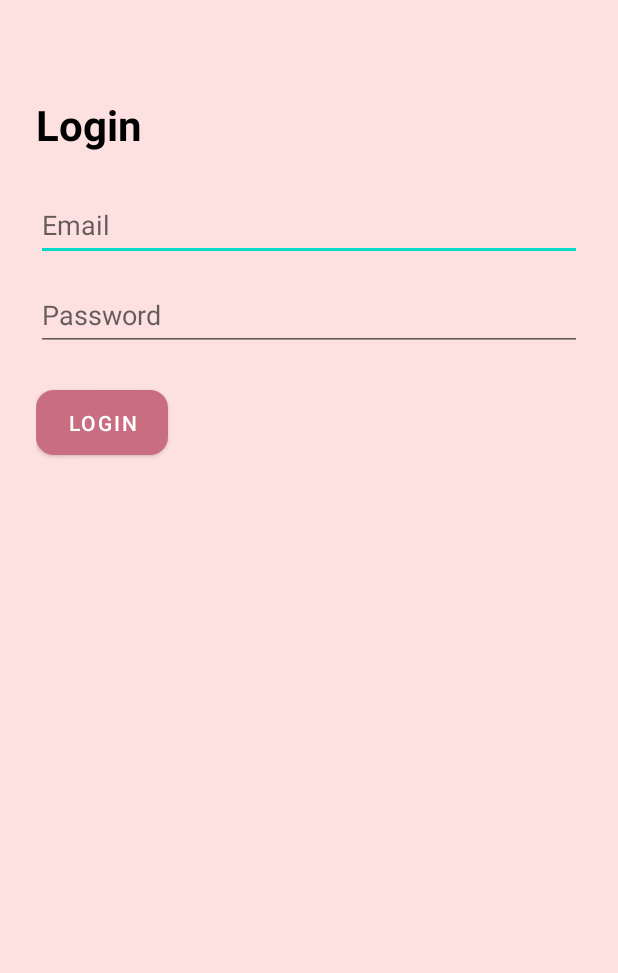
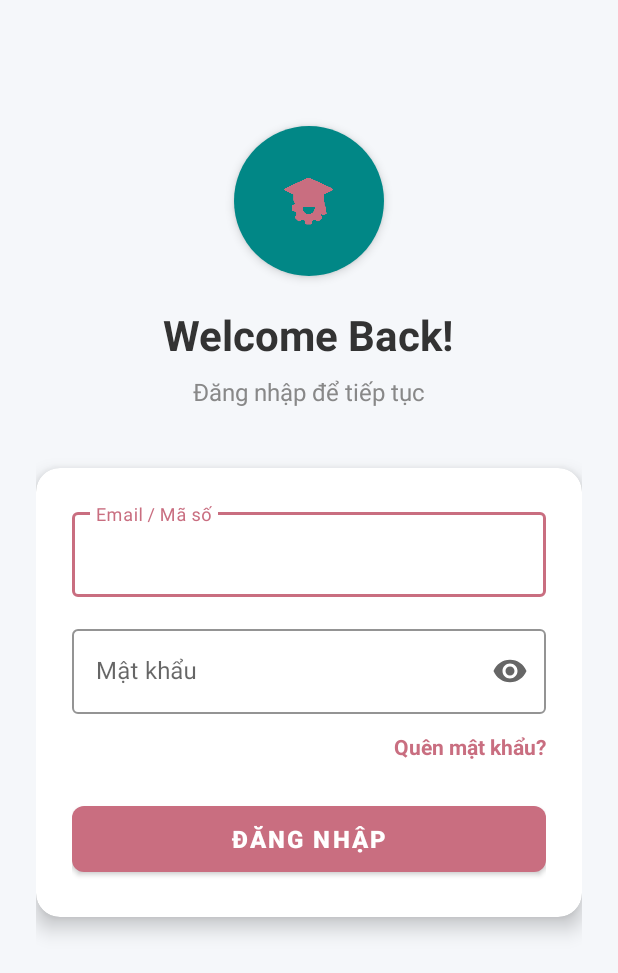
Before and after one commit to pnquy/App, an Android app built with Jetpack Compose: the LoginActivity screen opened directly, with no data from a screen before it, on a phone screen of 412 x 824 dp. Shown: the top 973 px of the screen. Run offline under Robolectric (Android 15) with nearby library versions, the phone set to English and light mode, and no system bars; our stand-ins replace CircleImageView, Room's generated code.

Commit message:
Update login and forgot password

```diff
--- a/app/src/main/AndroidManifest.xml
+++ b/app/src/main/AndroidManifest.xml
@@ -29,6 +29,7 @@
         <activity android:name=".AddAssignmentActivity" />
         <activity android:name=".AddLectureActivity" />
         <activity android:name=".LoginActivity" />
+        <activity android:name=".ForgotPasswordActivity" />
         <activity android:name=".HomeActivity" />
         <activity android:name=".AssignmentActivity" />
         <activity android:name=".BaseActivity" />
--- a/app/src/main/res/layout/activity_login.xml
+++ b/app/src/main/res/layout/activity_login.xml
@@ -1,49 +1,117 @@
 <?xml version="1.0" encoding="utf-8"?>
 <ScrollView xmlns:android="http://schemas.android.com/apk/res/android"
+    xmlns:app="http://schemas.android.com/apk/res-auto"
+    xmlns:tools="http://schemas.android.com/tools"
     android:layout_width="match_parent"
     android:layout_height="match_parent"
-        android:padding="24dp"
-        android:background="#fde0e0">
+    android:background="#F5F7FA"
+    android:fillViewport="true">
 
     <LinearLayout
         android:layout_width="match_parent"
         android:layout_height="wrap_content"
-            android:orientation="vertical">
+        android:orientation="vertical"
+        android:gravity="center_horizontal"
+        android:padding="24dp">
+
+        <Space
+            android:layout_width="match_parent"
+            android:layout_height="60dp" />
+
+        <ImageView
+            android:layout_width="100dp"
+            android:layout_height="100dp"
+            android:src="@drawable/logo_new"
+            app:tint="#c96e80"
+            android:background="@drawable/bg_circle"
+            android:padding="20dp"
+            android:elevation="4dp"
+            android:layout_marginBottom="20dp"/>
+        <TextView
+            android:layout_width="wrap_content"
+            android:layout_height="wrap_content"
+            android:text="Welcome Back!"
+            android:textSize="28sp"
+            android:textStyle="bold"
+            android:textColor="#333333"
+            android:layout_marginBottom="8dp"/>
 
         <TextView
             android:layout_width="wrap_content"
             android:layout_height="wrap_content"
-                android:text="Login"
-                android:textSize="28sp"
-                android:textStyle="bold"
-                android:layout_marginTop="40dp"/>
+            android:text="Đăng nhập để tiếp tục"
+            android:textSize="16sp"
+            android:textColor="#888888"
+            android:layout_marginBottom="40dp"/>
 
-            <EditText
+        <androidx.cardview.widget.CardView
+            android:layout_width="match_parent"
+            android:layout_height="wrap_content"
+            app:cardCornerRadius="16dp"
+            app:cardElevation="8dp"
+            app:cardBackgroundColor="#FFFFFF">
+
+            <LinearLayout
+                android:layout_width="match_parent"
+                android:layout_height="wrap_content"
+                android:orientation="vertical"
+                android:padding="24dp">
+
+                <com.google.android.material.textfield.TextInputLayout
+                    android:layout_width="match_parent"
+                    android:layout_height="wrap_content"
+                    android:hint="Email / Mã số"
+                    app:startIconTint="#c96e80"
+                    app:boxStrokeColor="#c96e80"
+                    app:hintTextColor="#c96e80"
+                    style="@style/Widget.MaterialComponents.TextInputLayout.OutlinedBox"
+                    android:layout_marginBottom="16dp">
+
+                    <com.google.android.material.textfield.TextInputEditText
                         android:id="@+id/etEmail"
                         android:layout_width="match_parent"
-                android:layout_height="48dp"
-                android:hint="Email"
-                android:inputType="textEmailAddress"
-                android:layout_marginTop="24dp"/>
+                        android:layout_height="wrap_content"
+                        android:inputType="textEmailAddress"/>
+                </com.google.android.material.textfield.TextInputLayout>
 
-            <EditText
+                <com.google.android.material.textfield.TextInputLayout
+                    android:layout_width="match_parent"
+                    android:layout_height="wrap_content"
+                    android:hint="Mật khẩu"
+                    app:startIconTint="#c96e80"
+                    app:boxStrokeColor="#c96e80"
+                    app:hintTextColor="#c96e80"
+                    app:endIconMode="password_toggle"
+                    style="@style/Widget.MaterialComponents.TextInputLayout.OutlinedBox">
+
+                    <com.google.android.material.textfield.TextInputEditText
                         android:id="@+id/etPassword"
                         android:layout_width="match_parent"
-                android:layout_height="48dp"
-                android:hint="Password"
-                android:inputType="textPassword"
-                android:layout_marginTop="12dp"/>
+                        android:layout_height="wrap_content"
+                        android:inputType="textPassword"/>
+                </com.google.android.material.textfield.TextInputLayout>
 
-            <Button
-                android:id="@+id/btnLogin"
+                <TextView
+                    android:id="@+id/tvForgotPassword"
                     android:layout_width="wrap_content"
                     android:layout_height="wrap_content"
-                android:text="Login"
-                android:layout_marginTop="20dp"
-                style="@style/StudentPortalButton"
-                />
+                    android:text="Quên mật khẩu?"
+                    android:textColor="#c96e80"
+                    android:textStyle="bold"
+                    android:layout_gravity="end"
+                    android:paddingTop="12dp"
+                    android:paddingBottom="24dp"/>
 
-
-
+                <com.google.android.material.button.MaterialButton
+                    android:id="@+id/btnLogin"
+                    android:layout_width="match_parent"
+                    android:layout_height="56dp"
+                    android:text="Đăng Nhập"
+                    android:textSize="16sp"
+                    android:textStyle="bold"
+                    app:backgroundTint="#c96e80"
+                    app:cornerRadius="8dp"/>
+            </LinearLayout>
+        </androidx.cardview.widget.CardView>
     </LinearLayout>
 </ScrollView>
```
Also changed, not shown: app/src/main/java/com/example/studentportalapp/ForgotPasswordActivity.java (added, +127 -0 lines), app/src/main/java/com/example/studentportalapp/LoginActivity.java (+20 -8 lines), app/src/main/res/layout/activity_forgot_password.xml (added, +170 -0 lines). Lines whose indentation alone changed are shown as unchanged.
